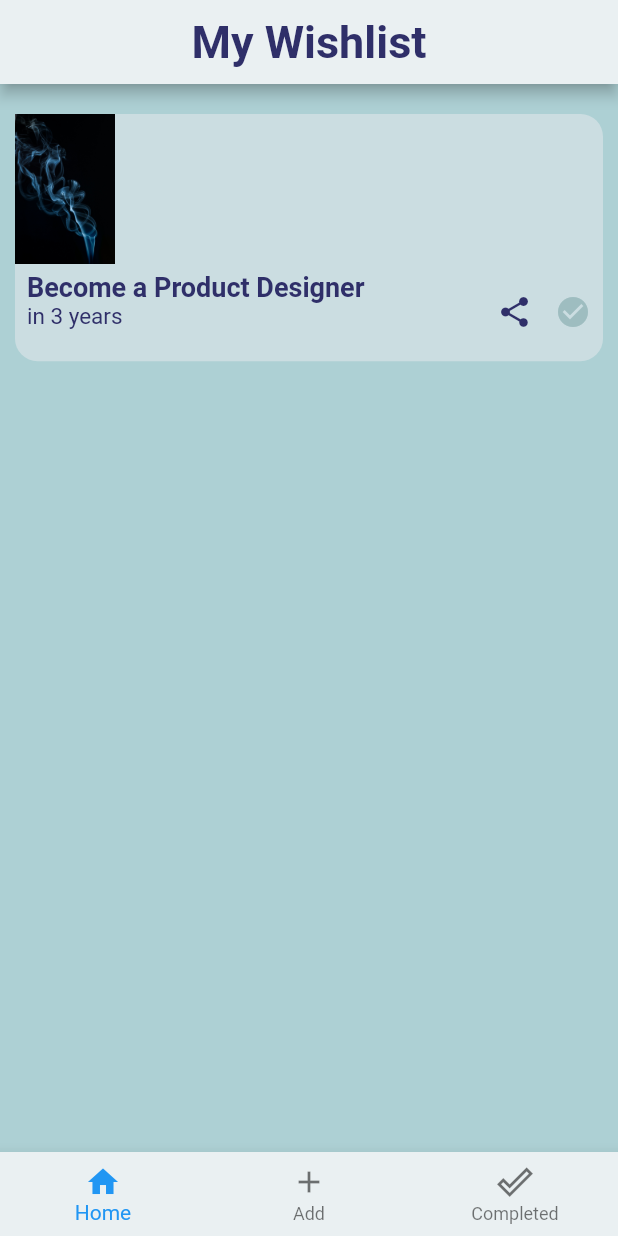
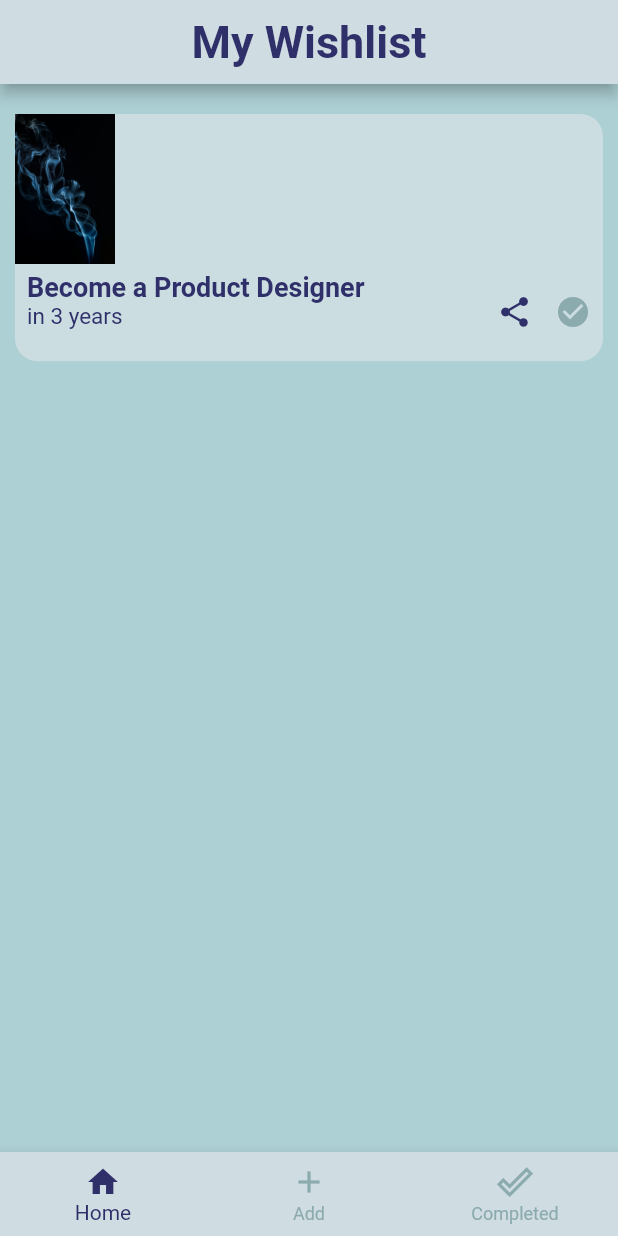
Before and after one commit to sobuur0/goalist-app, a Flutter app: the screen it shows after launch, on a phone screen of 412 x 824 dp. Run offline on Flutter 3.47's test engine with Material 2 defaults, Android fonts, the phone set to English and light mode, and no system bars.

Commit message:
update gradle

```diff
--- a/lib/constants.dart
+++ b/lib/constants.dart
@@ -2,8 +2,9 @@ import 'package:flutter/material.dart';
 
 const kTextsColor = Color(0xFF2F2F69);
 const kScaffoldBackgroundColor = Color(0xFFADD0D4);
-const kAppBarColor = Color(0xFFEAF0F2);
+const kAppBarColor = Color(0xFFCFDCE1);
 const kWishlistCardColor = Color(0xFFCBDDE1);
+const kUnselectedItemColor =Color(0xFF8CABAE);
 
 const kHeaderTextStyle = TextStyle(
   fontWeight: FontWeight.bold,
--- a/lib/main.dart
+++ b/lib/main.dart
@@ -19,6 +19,8 @@ class GoalistApp extends StatelessWidget {
         ),
         bottomNavigationBarTheme: const BottomNavigationBarThemeData(
           backgroundColor: kAppBarColor,
+          selectedItemColor: kTextsColor,
+          unselectedItemColor: kUnselectedItemColor,
         )
       ),
       home: const WishlistPage(),
--- a/lib/widgets/wishlist_card.dart
+++ b/lib/widgets/wishlist_card.dart
@@ -57,7 +57,7 @@ class WishlistCard extends StatelessWidget {
                 SizedBox(width: 15.0,),
                 Icon(
                   Icons.check_circle,
-                  color: Color(0xFF9EBDC0),
+                  color: kUnselectedItemColor,
                 ),
               ],
             ),
```
Also changed, not shown: pubspec.lock, 2 other files.
